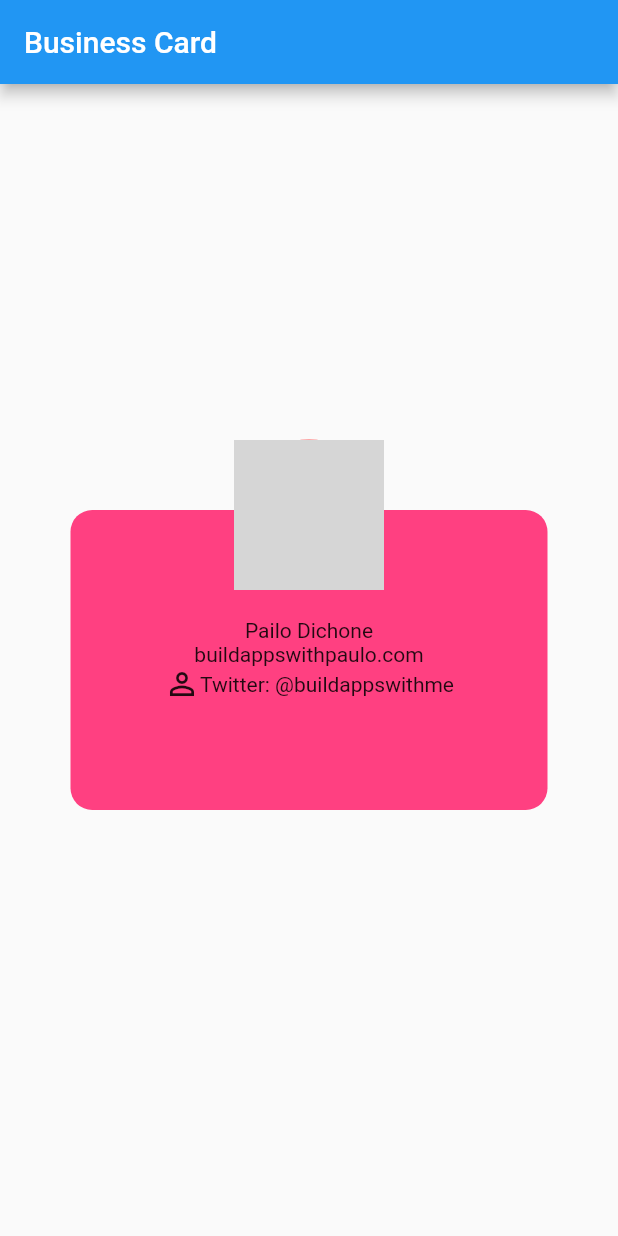
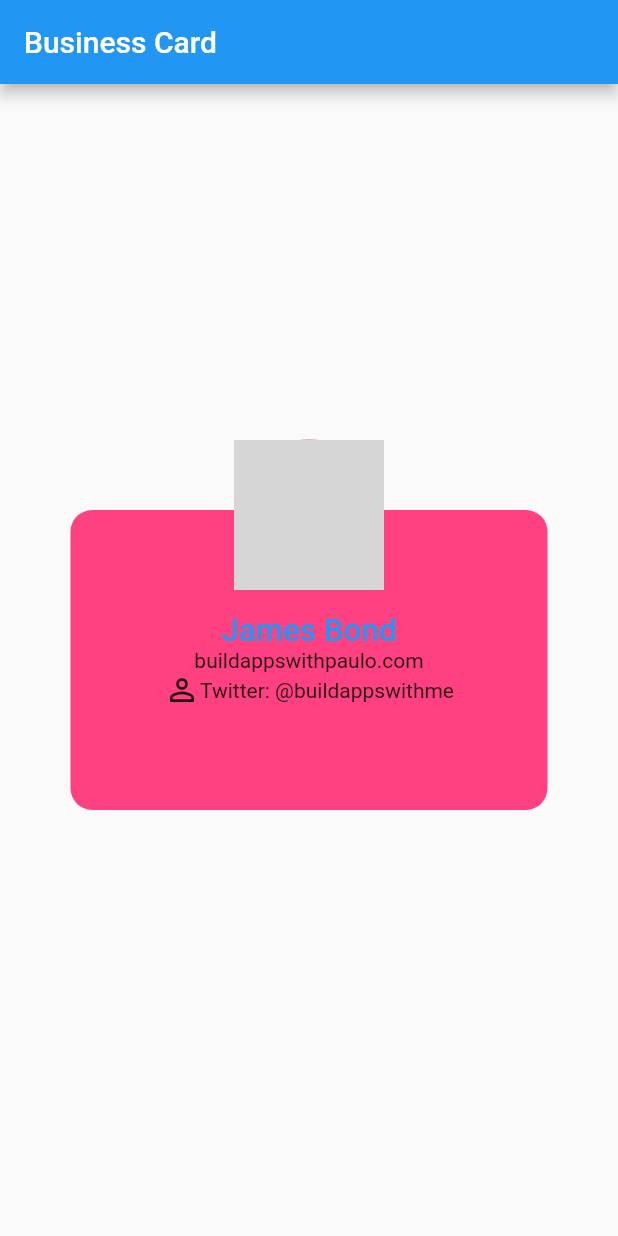
Before and after one commit to steveokay/biz_card, a Flutter app: the screen it shows after launch, on a phone screen of 412 x 824 dp. Run offline on Flutter 3.47's test engine with Material 2 defaults, Android fonts, the phone set to English and light mode, and no system bars; network calls fail; grey boxes are pictures that could not be loaded.

Commit message:
completed biz card testing

```diff
--- a/lib/ui/home.dart
+++ b/lib/ui/home.dart
@@ -40,7 +40,13 @@ class BizCard extends StatelessWidget {
       child: Column(
         mainAxisAlignment: MainAxisAlignment.center,
         children: [
-          Text("Pailo Dichone"),
+          Text("James Bond",
+            style: TextStyle(fontSize: 20.9,
+              fontWeight: FontWeight.w500,
+              color: Colors.blue
+            ),
+          ),
+
           Text("buildappswithpaulo.com"),
           Row(
             mainAxisAlignment: MainAxisAlignment.center,
```
